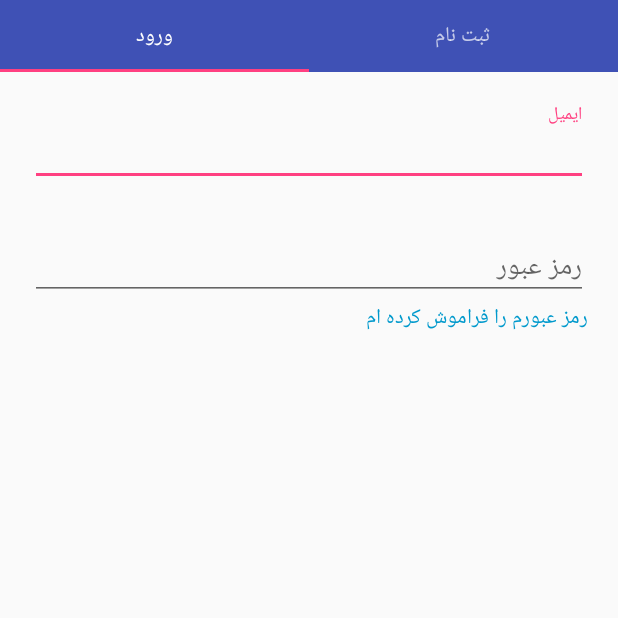
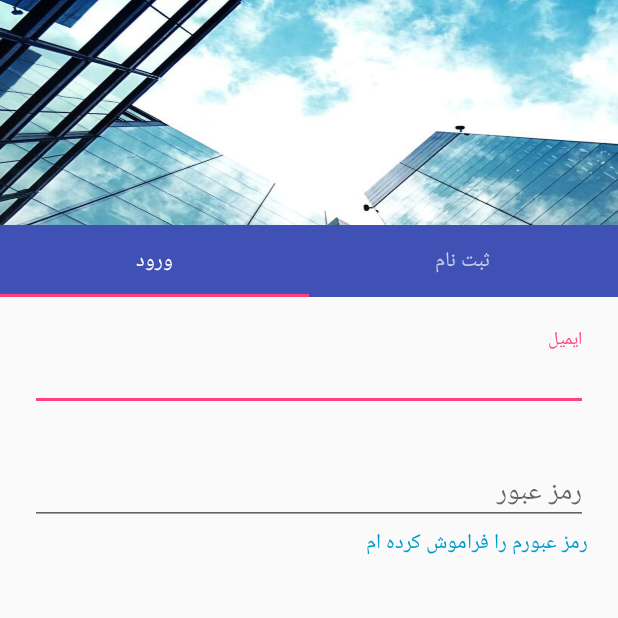
Before and after one commit to LinkerpadStartup/Linkerpad-phase0-, an Android app: the RegLoginHolder screen opened directly, with no data from a screen before it, on a phone screen of 412 x 824 dp, the top half of it. Run offline under Robolectric (Android 15) with nearby library versions, the light colour scheme and no system bars.

Commit message:
back image view added

```diff
--- a/app/src/main/res/layout/activity_main.xml
+++ b/app/src/main/res/layout/activity_main.xml
@@ -5,7 +5,7 @@
     android:layout_width="match_parent"
     android:layout_height="match_parent"
     android:orientation="vertical"
-    android:background="@drawable/back"
+    android:background="@drawable/back2"
     tools:context="com.linkerpad.linkerpad.MainActivity">
 
     <LinearLayout
--- a/app/src/main/res/layout/reg_login_holder_layout.xml
+++ b/app/src/main/res/layout/reg_login_holder_layout.xml
@@ -6,6 +6,12 @@
     android:layout_height="match_parent"
     android:orientation="vertical"
     tools:context="com.linkerpad.linkerpad.MainActivity">
+
+    <ImageView
+        android:layout_width="match_parent"
+        android:layout_height="150dp"
+        android:id="@+id/headerImg"
+        android:background="@drawable/back3"/>
 
     <RelativeLayout
         android:layout_width="match_parent"
```
Also changed, not shown: app/src/main/res/drawable/back3.jpg (added).
